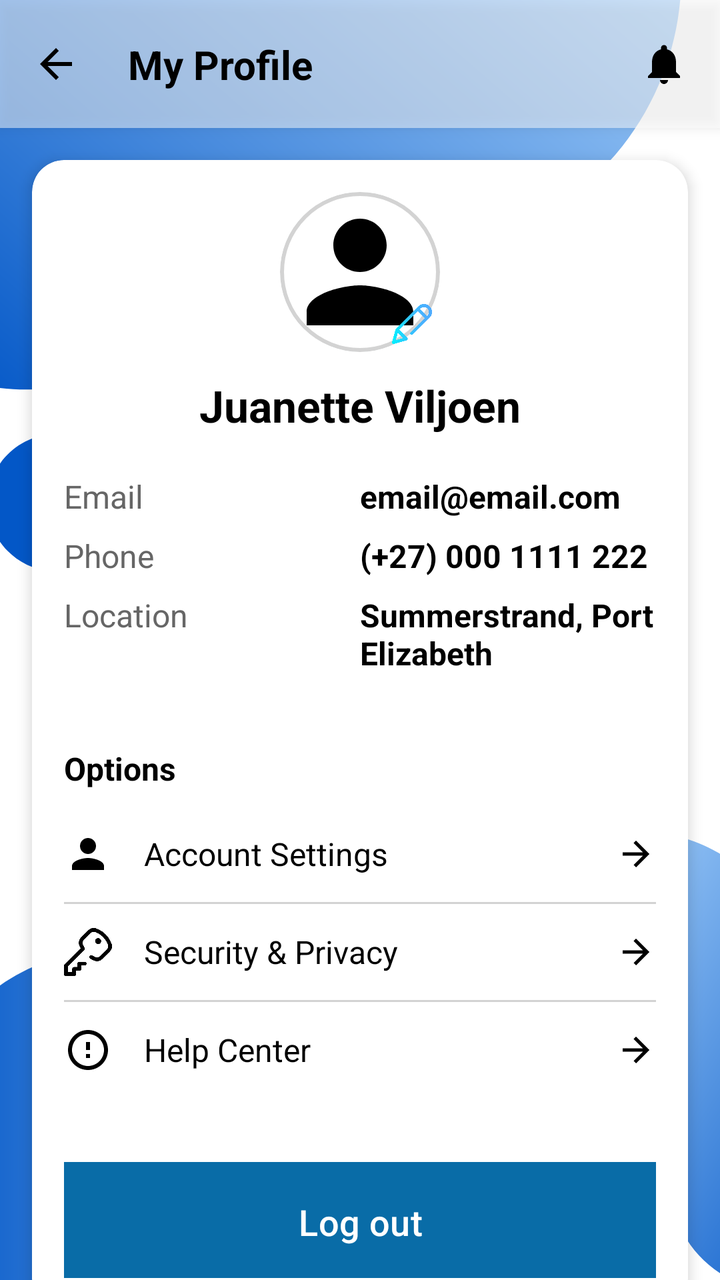
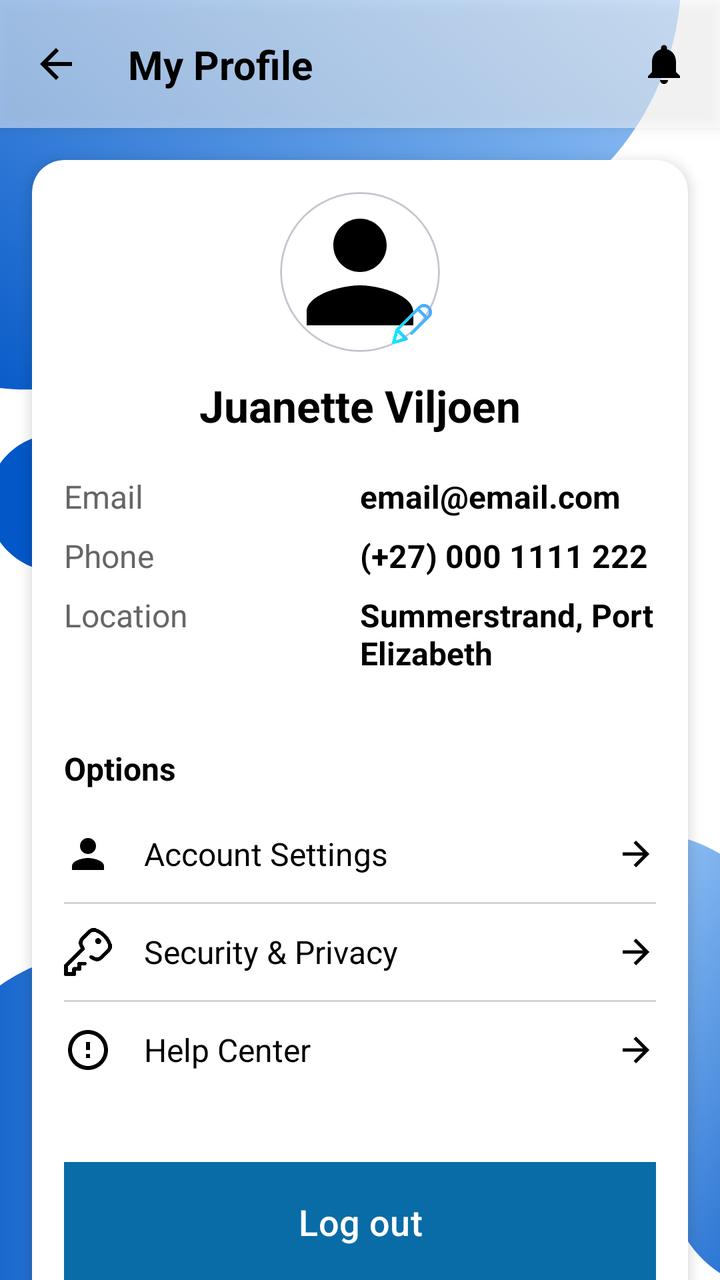

The first picture is an Android layout as it rendered before a commit; the second is the same layout after the commit. The layout source and the unified diff follow.
<!-- AndroidManifest.xml: application theme Theme.PoolApp -->
<!-- res/layout/po_profile.xml -->
<?xml version="1.0" encoding="utf-8"?>
<androidx.constraintlayout.widget.ConstraintLayout xmlns:android="http://schemas.android.com/apk/res/android"
    xmlns:app="http://schemas.android.com/apk/res-auto"
    xmlns:tools="http://schemas.android.com/tools"
    android:layout_width="match_parent"
    android:layout_height="match_parent"
    android:background="@drawable/bg"
    android:foregroundTint="@color/black_transparent_50"
    tools:context=".PO_Profile">

    <androidx.constraintlayout.widget.ConstraintLayout
        android:id="@+id/profile_header_banner"
        android:layout_width="match_parent"
        android:layout_height="64dp"
        android:background="@color/white_transparent_50"
        android:elevation="4dp"
        app:layout_constraintEnd_toEndOf="parent"
        app:layout_constraintStart_toStartOf="parent"
        app:layout_constraintTop_toTopOf="parent">

        <ImageButton
            android:id="@+id/btn_back"
            android:layout_width="wrap_content"
            android:layout_height="wrap_content"
            android:background="@android:color/transparent"
            android:contentDescription="Back"
            android:padding="16dp"
            android:src="@drawable/ic_arrow_back_white_24dp"
            app:layout_constraintBottom_toBottomOf="parent"
            app:layout_constraintStart_toStartOf="parent"
            app:layout_constraintTop_toTopOf="parent"
            app:tint="@color/black" />

        <TextView
            android:id="@+id/tv_header_title"
            android:layout_width="wrap_content"
            android:layout_height="wrap_content"
            android:layout_marginStart="8dp"
            android:text="My Profile"
            android:textColor="@color/black"
            android:textSize="20sp"
            android:textStyle="bold"
            app:layout_constraintBottom_toBottomOf="parent"
            app:layout_constraintStart_toEndOf="@id/btn_back"
            app:layout_constraintTop_toTopOf="parent" />

        <ImageButton
            android:id="@+id/btn_notifications"
            android:layout_width="wrap_content"
            android:layout_height="wrap_content"
            android:background="@android:color/transparent"
            android:contentDescription="Notifications"
            android:padding="16dp"
            android:src="@drawable/ic_notifications_white_24dp"
            app:layout_constraintBottom_toBottomOf="parent"
            app:layout_constraintEnd_toEndOf="parent"
            app:layout_constraintTop_toTopOf="parent"
            app:tint="@color/black" />

    </androidx.constraintlayout.widget.ConstraintLayout>

    <androidx.core.widget.NestedScrollView
        android:id="@+id/nestedScrollView"
        android:layout_width="0dp"
        android:layout_height="0dp"
        app:layout_constraintBottom_toBottomOf="parent"
        app:layout_constraintEnd_toEndOf="parent"
        app:layout_constraintStart_toStartOf="parent"
        app:layout_constraintTop_toBottomOf="@id/profile_header_banner">

        <LinearLayout
            android:layout_width="match_parent"
            android:layout_height="match_parent"
            android:gravity="center"
            android:orientation="vertical"
            android:paddingBottom="80dp">

            <androidx.cardview.widget.CardView
                android:layout_width="match_parent"
                android:layout_height="wrap_content"
                android:layout_marginHorizontal="16dp"
                android:layout_marginTop="16dp"
                android:layout_marginBottom="16dp"
                app:cardCornerRadius="16dp"
                app:cardElevation="4dp">

                <LinearLayout
                    android:layout_width="match_parent"
                    android:layout_height="575dp"
                    android:orientation="vertical"
                    android:paddingBottom="16dp">

                    <LinearLayout
                        android:layout_width="match_parent"
                        android:layout_height="wrap_content"
                        android:foregroundTint="@color/white_transparent_50"
                        android:hapticFeedbackEnabled="false"
                        android:orientation="vertical"
                        android:paddingHorizontal="16dp"
                        android:paddingTop="16dp"
                        android:paddingBottom="16dp">

                        <FrameLayout
                            android:id="@+id/fl_profile_photo_container"
                            android:layout_width="80dp"  android:layout_height="80dp"
                            android:layout_gravity="center_horizontal"
                            android:layout_marginBottom="12dp">

                            <com.google.android.material.card.MaterialCardView
                                android:layout_width="match_parent"
                                android:layout_height="match_parent"
                                app:cardCornerRadius="40dp" app:cardElevation="0dp"
                                app:strokeColor="@color/grey_light"
                                app:strokeWidth="2dp">

                                <ImageView
                                    android:id="@+id/iv_profile_picture"
                                    android:layout_width="match_parent"
                                    android:layout_height="match_parent"
                                    android:background="@color/white"
                                    android:contentDescription="User Profile Picture"
                                    android:scaleType="centerCrop"  android:src="@drawable/ic_profile_placeholder" />

                            </com.google.android.material.card.MaterialCardView>

                            <ImageButton
                                android:id="@+id/btn_edit_profile_photo"
                                android:layout_width="28dp"
                                android:layout_height="28dp"
                                android:layout_gravity="bottom|end"
                                android:background="@null" android:elevation="4dp"
                                android:src="@drawable/edit"
                                android:contentDescription="Edit Profile Photo"
                                android:scaleType="centerInside"
                                android:padding="4dp"
                       />

                        </FrameLayout>

                        <TextView
                            android:id="@+id/tv_user_name"
                            android:layout_width="wrap_content"
                            android:layout_height="wrap_content"
                            android:layout_gravity="center_horizontal"
                            android:layout_marginBottom="16dp"
                            android:text="Juanette Viljoen"
                            android:textColor="@color/black"
                            android:textSize="22sp"
                            android:textStyle="bold" />

                        <TableLayout
                            android:layout_width="match_parent"
                            android:layout_height="wrap_content"
                            android:stretchColumns="1">

                            <TableRow>

                                <TextView
                                    style="@style/ProfileDetailLabel"
                                    android:text="Email" />

                                <TextView
                                    android:id="@+id/tv_detail_email"
                                    style="@style/ProfileDetailValue"
                                    android:text="email@email.com" />
                            </TableRow>

                            <TableRow>

                                <TextView
                                    style="@style/ProfileDetailLabel"
                                    android:text="Phone" />

                                <TextView
                                    android:id="@+id/tv_detail_phone"
                                    style="@style/ProfileDetailValue"
                                    android:text="(+27) 000 1111 222" />
                            </TableRow>

                            <TableRow>

                                <TextView
                                    style="@style/ProfileDetailLabel"
                                    android:text="Location" />

                                <TextView
                                    android:id="@+id/tv_detail_location"
                                    style="@style/ProfileDetailValue"
                                    android:text="Summerstrand, Port Elizabeth" />
                            </TableRow>
                        </TableLayout>
                    </LinearLayout>

                    <TextView
                        android:layout_width="match_parent"
                        android:layout_height="wrap_content"
                        android:paddingStart="16dp"
                        android:paddingTop="16dp"
                        android:paddingEnd="16dp"
                        android:paddingBottom="8dp"
                        android:text="Options"
                        android:textColor="@color/black"
                        android:textSize="16sp"
                        android:textStyle="bold" />

                    <LinearLayout
                        android:layout_width="match_parent"
                        android:layout_height="wrap_content"
                        android:background="@android:color/transparent"
                        android:orientation="vertical"
                        android:paddingHorizontal="16dp">

                        <LinearLayout
                            android:id="@+id/option_account_settings"
                            android:layout_width="match_parent"
                            android:layout_height="wrap_content"
                            android:background="?attr/selectableItemBackground"
                            android:clickable="true"
                            android:focusable="true"
                            android:gravity="center_vertical"
                            android:orientation="horizontal"
                            android:paddingVertical="12dp">

                            <ImageView
                                android:id="@+id/icon_left_account"
                                android:layout_width="24dp"
                                android:layout_height="24dp"
                                android:layout_marginEnd="16dp"
                                android:contentDescription="Account Settings Icon"
                                android:src="@drawable/ic_account_settings"
                                app:tint="@color/black" />

                            <TextView
                                android:id="@+id/tv_label_account"
                                android:layout_width="0dp"
                                android:layout_height="wrap_content"
                                android:layout_weight="1"
                                android:text="Account Settings"
                                android:textColor="@color/black"
                                android:textSize="16sp" />

                            <ImageView
                                android:layout_width="20dp"
                                android:layout_height="20dp"
                                android:contentDescription="Go to"
                                android:src="@drawable/ic_arrow_forward_black_24dp"
                                app:tint="@color/black" />
                        </LinearLayout>

                        <View style="@style/DividerLine" />

                        <LinearLayout
                            android:id="@+id/option_security_privacy"
                            android:layout_width="match_parent"
                            android:layout_height="wrap_content"
                            android:background="?attr/selectableItemBackground"
                            android:clickable="true"
                            android:focusable="true"
                            android:gravity="center_vertical"
                            android:orientation="horizontal"
                            android:paddingVertical="12dp">

                            <ImageView
                                android:id="@+id/icon_left_security"
                                android:layout_width="24dp"
                                android:layout_height="24dp"
                                android:layout_marginEnd="16dp"
                                android:contentDescription="Security and Privacy Icon"
                                android:src="@drawable/password"
                                app:tint="@color/black" />

                            <TextView
                                android:id="@+id/tv_label_security"
                                android:layout_width="0dp"
                                android:layout_height="wrap_content"
                                android:layout_weight="1"
                                android:text="Security &amp; Privacy"
                                android:textColor="@color/black"
                                android:textSize="16sp" />

                            <ImageView
                                android:layout_width="20dp"
                                android:layout_height="20dp"
                                android:contentDescription="Go to"
                                android:src="@drawable/ic_arrow_forward_black_24dp"
                                app:tint="@color/black" />
                        </LinearLayout>

                        <View style="@style/DividerLine" />

                        <LinearLayout
                            android:id="@+id/option_help_center"
                            android:layout_width="match_parent"
                            android:layout_height="wrap_content"
                            android:background="?attr/selectableItemBackground"
                            android:clickable="true"
                            android:focusable="true"
                            android:gravity="center_vertical"
                            android:orientation="horizontal"
                            android:paddingVertical="12dp">

                            <ImageView
                                android:id="@+id/icon_left_help"
                                android:layout_width="24dp"
                                android:layout_height="24dp"
                                android:layout_marginEnd="16dp"
                                android:contentDescription="Help Center Icon"
                                android:src="@drawable/ic_help_center"
                                app:tint="@color/black" />

                            <TextView
                                android:id="@+id/tv_label_help"
                                android:layout_width="0dp"
                                android:layout_height="wrap_content"
                                android:layout_weight="1"
                                android:text="Help Center"
                                android:textColor="@color/black"
                                android:textSize="16sp" />

                            <ImageView
                                android:layout_width="20dp"
                                android:layout_height="20dp"
                                android:contentDescription="Go to"
                                android:src="@drawable/ic_arrow_forward_black_24dp"
                                app:tint="@color/black" />
                        </LinearLayout>

                    </LinearLayout>

                    <com.google.android.material.button.MaterialButton
                        android:id="@+id/btn_logout"
                        android:layout_width="match_parent"
                        android:layout_height="60dp"
                        android:layout_marginHorizontal="16dp"
                        android:layout_marginTop="32dp"
                        android:text="Log out"
                        android:textAllCaps="false"
                        android:textSize="18sp"
                        android:background="@color/PrimaryColour"
                        app:cornerRadius="8dp" />

                </LinearLayout>
            </androidx.cardview.widget.CardView>
        </LinearLayout>
    </androidx.core.widget.NestedScrollView>

</androidx.constraintlayout.widget.ConstraintLayout>
<!-- resources referenced by this layout -->
<resources>
  <color name="PrimaryColour">#096ca7</color>
  <color name="black">#FF000000</color>
  <color name="black_transparent_50">#80000000</color>
  <color name="grey_light">#D3D3D3</color>
  <color name="white">#FFFFFFFF</color>
  <color name="white_transparent_50">#80FFFFFF</color>
  <!-- drawable ic_account_settings (drawable) -->
  <vector xmlns:android="http://schemas.android.com/apk/res/android"
      android:width="24dp"
      android:height="24dp"
      android:viewportWidth="24"
      android:viewportHeight="24"
      android:tint="#000000">
      <path
          android:fillColor="@android:color/black"
          android:pathData="M12 12c2.21 0 4-1.79 4-4s-1.79-4-4-4-4 1.79-4 4 1.79 4 4 4zm0 2c-2.67 0-8 1.34-8 4v2h16v-2c0-2.66-5.33-4-8-4z"/>
  </vector>
  <!-- drawable ic_arrow_back_white_24dp (drawable) -->
  <vector xmlns:android="http://schemas.android.com/apk/res/android"
      android:width="24dp"
      android:height="24dp"
      android:viewportWidth="24"
      android:viewportHeight="24"
      android:tint="#FFFFFF"> <path
      android:fillColor="@android:color/white"
      android:pathData="M20,11L7.83,11l5.59,-5.59L12,4L4,12l8,8 1.41,-1.41L7.83,13L20,13z"/>
  </vector>
  <!-- drawable ic_arrow_forward_black_24dp (drawable) -->
  <vector xmlns:android="http://schemas.android.com/apk/res/android"
      android:width="24dp"
      android:height="24dp"
      android:viewportWidth="24"
      android:viewportHeight="24"
      android:tint="#000000"> <path
      android:fillColor="@android:color/black"
      android:pathData="M12,4l-1.41,1.41L16.17,11H4v2h12.17l-5.58,5.59L12,20l8,-8z"/>
  </vector>
  <!-- drawable ic_help_center (drawable) -->
  <vector xmlns:android="http://schemas.android.com/apk/res/android"
      android:width="24dp"
      android:height="24dp"
      android:viewportWidth="24"
      android:viewportHeight="24"
      android:tint="#000000">
      <path
          android:fillColor="@android:color/black"
          android:pathData="M12 2C6.48 2 2 6.48 2 12s4.48 10 10 10 10-4.48 10-10S17.52 2 12 2zm0 18c-4.41 0-8-3.59-8-8s3.59-8 8-8 8 3.59 8 8-3.59 8-8 8zm-1-4h2v-2h-2v2zm0-4h2V8h-2v4z"/>
  </vector>
  <!-- drawable ic_profile_placeholder (drawable) -->
  <vector android:height="24dp" android:tint="#000000"
      android:viewportHeight="24" android:viewportWidth="24"
      android:width="24dp" xmlns:android="http://schemas.android.com/apk/res/android">
      <path android:fillColor="@android:color/white" android:pathData="M12,12c2.21,0 4,-1.79 4,-4s-1.79,-4 -4,-4 -4,1.79 -4,4 1.79,4 4,4zM12,14c-2.67,0 -8,1.34 -8,4v2h16v-2c0,-2.66 -5.33,-4 -8,-4z"/>
  </vector>
  <style name="DividerLine">
          <item name="android:layout_width">match_parent</item>
          <item name="android:layout_height">1dp</item>
          <item name="android:background">@color/grey_light</item>
      </style>
  <style name="ProfileDetailLabel">
          <item name="android:layout_width">0dp</item>
          <item name="android:layout_height">wrap_content</item>
          <item name="android:layout_weight">1</item>
          <item name="android:textSize">16sp</item>
          <item name="android:textColor">@color/grey_dark</item>
          <item name="android:paddingVertical">4dp</item>
      </style>
  <style name="ProfileDetailValue" parent="ProfileDetailLabel">
          <item name="android:textColor">@color/black</item>
          <item name="android:textStyle">bold</item>
      </style>
  <color name="grey_dark">#666666</color>
  <color name="colorPrimary">#096ca7</color>
  <color name="colorPrimaryVariant">#034b75</color>
  <color name="colorOnPrimary">#FFFFFF</color>
  <color name="colorSecondary">#0A57FF</color>
  <color name="colorOnSecondary">#FFFFFF</color>
  <color name="colorSurface">#FFFFFF</color>
  <color name="colorOnSurface">#1C1B1F</color>
  <!-- unchanged entries left out for length: 5 -->
</resources>

<!-- the commit's change to res/layout/po_profile.xml (unified diff, before → after) -->
@@ -70,7 +70,7 @@
 
         <LinearLayout
             android:layout_width="match_parent"
-            android:layout_height="match_parent"
+            android:layout_height="wrap_content"
             android:gravity="center"
             android:orientation="vertical"
             android:paddingBottom="80dp">
@@ -86,7 +86,7 @@
 
                 <LinearLayout
                     android:layout_width="match_parent"
-                    android:layout_height="575dp"
+                    android:layout_height="wrap_content"
                     android:orientation="vertical"
                     android:paddingBottom="16dp">
 
@@ -109,17 +109,19 @@
                             <com.google.android.material.card.MaterialCardView
                                 android:layout_width="match_parent"
                                 android:layout_height="match_parent"
-                                app:cardCornerRadius="40dp" app:cardElevation="0dp"
-                                app:strokeColor="@color/grey_light"
-                                app:strokeWidth="2dp">
+                                app:cardCornerRadius="40dp"
+                                app:cardElevation="0dp"
+                                app:cardBackgroundColor="@android:color/transparent"
+                                >
 
                                 <ImageView
                                     android:id="@+id/iv_profile_picture"
                                     android:layout_width="match_parent"
                                     android:layout_height="match_parent"
-                                    android:background="@color/white"
+                                    android:background="@android:color/transparent"
                                     android:contentDescription="User Profile Picture"
-                                    android:scaleType="centerCrop"  android:src="@drawable/ic_profile_placeholder" />
+                                    android:scaleType="centerCrop"
+                                    android:src="@drawable/ic_profile_placeholder" />
 
                             </com.google.android.material.card.MaterialCardView>
 
@@ -133,7 +135,7 @@
                                 android:contentDescription="Edit Profile Photo"
                                 android:scaleType="centerInside"
                                 android:padding="4dp"
-                       />
+                                />
 
                         </FrameLayout>
 
@@ -327,17 +329,27 @@
 
                     </LinearLayout>
 
-                    <com.google.android.material.button.MaterialButton
-                        android:id="@+id/btn_logout"
+                    <LinearLayout
                         android:layout_width="match_parent"
-                        android:layout_height="60dp"
-                        android:layout_marginHorizontal="16dp"
-                        android:layout_marginTop="32dp"
-                        android:text="Log out"
-                        android:textAllCaps="false"
-                        android:textSize="18sp"
-                        android:background="@color/PrimaryColour"
-                        app:cornerRadius="8dp" />
+                        android:layout_height="wrap_content"
+                        android:orientation="vertical"
+                        android:paddingBottom="16dp">
+
+                        <com.google.android.material.button.MaterialButton
+                            android:id="@+id/btn_logout"
+                            android:layout_width="match_parent"
+                            android:layout_height="60dp"
+                            android:layout_marginHorizontal="16dp"
+                            android:layout_marginTop="32dp"
+                            android:text="Log out"
+                            android:textAllCaps="false"
+                            android:textSize="18sp"
+                            android:background="@color/PrimaryColour"
+                            app:cornerRadius="8dp"
+
+                            />
+
+                    </LinearLayout>
 
                 </LinearLayout>
             </androidx.cardview.widget.CardView>
<!-- resource entries referenced after the edit -->
@@ -4,7 +4,6 @@
   <color name="black">#FF000000</color>
   <color name="black_transparent_50">#80000000</color>
   <color name="grey_light">#D3D3D3</color>
-  <color name="white">#FFFFFFFF</color>
   <color name="white_transparent_50">#80FFFFFF</color>
   <!-- drawable ic_account_settings (drawable) -->
   <vector xmlns:android="http://schemas.android.com/apk/res/android"
